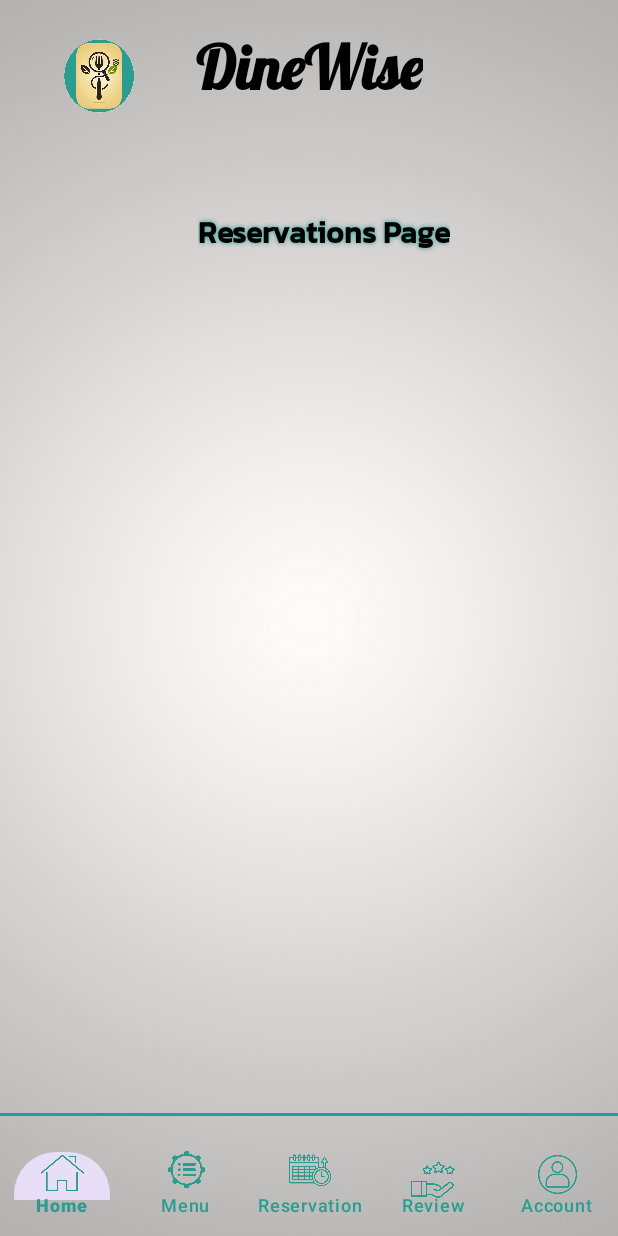
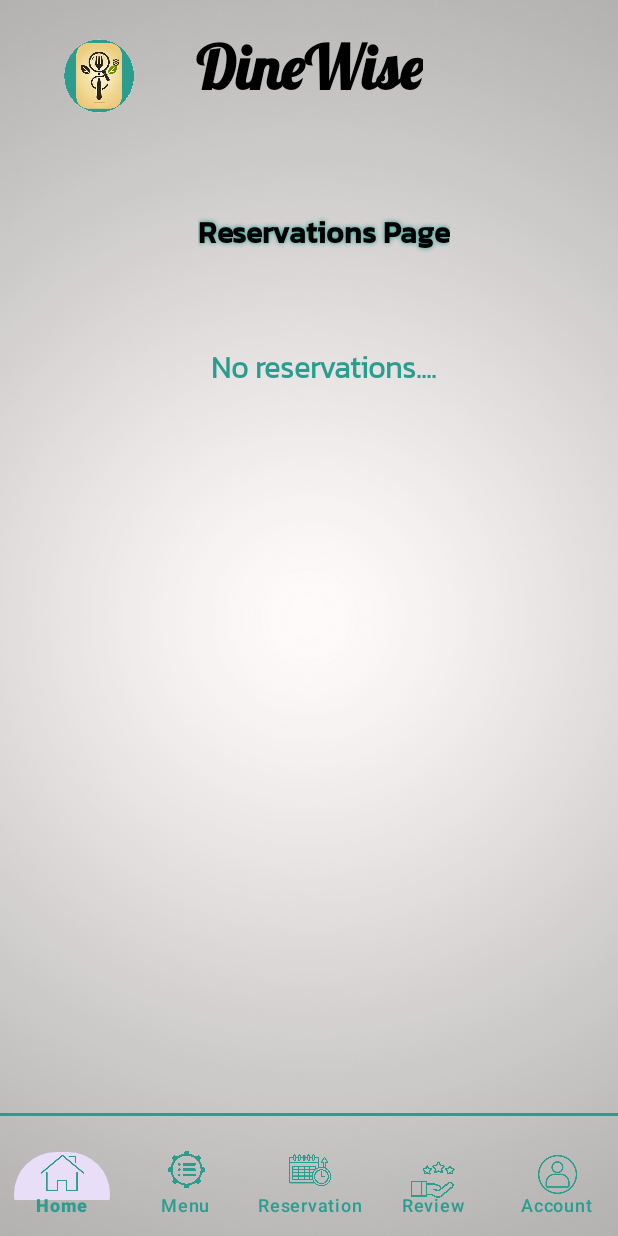
Before and after one commit to MigoCP/DineWise, an Android app: the OwnerReservationsPage screen opened directly, with no data from a screen before it, on a phone screen of 412 x 824 dp. Run offline under Robolectric (Android 15) with nearby library versions, the phone set to English and light mode, and no system bars.

Commit message:
owner_reservation
No reservations yet

```diff
--- a/app/src/main/res/layout/activity_owner_reservations_page.xml
+++ b/app/src/main/res/layout/activity_owner_reservations_page.xml
@@ -66,8 +66,22 @@
         app:layout_constraintEnd_toEndOf="parent"
         />
 
-
-
+    <TextView
+        android:id="@+id/textReviewSubtitle"
+        android:layout_width="wrap_content"
+        android:layout_height="wrap_content"
+        android:layout_marginStart="20dp"
+        android:layout_marginTop="60dp"
+        android:gravity="start"
+        android:text="No reservations...."
+        android:fontFamily="@font/kanit_light"
+        android:textColor="@color/teal"
+        android:textSize="20sp"
+        android:textStyle="bold"
+        app:layout_constraintStart_toStartOf="parent"
+        app:layout_constraintTop_toBottomOf="@+id/textReservations"
+        app:layout_constraintEnd_toEndOf="parent"
+        />
 
     <View
         android:layout_width="0dp"
```
